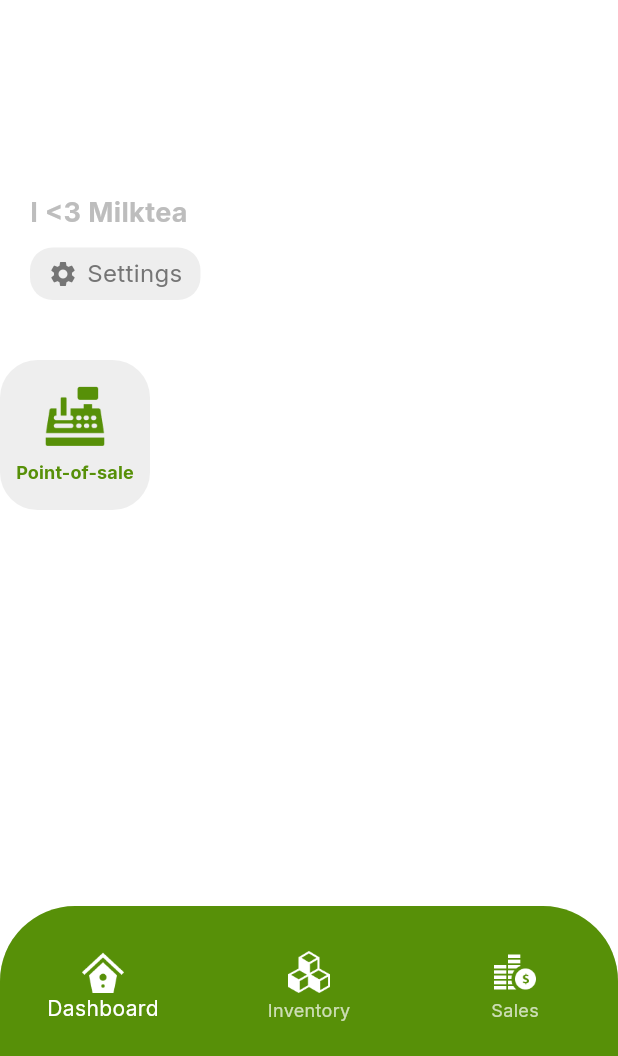
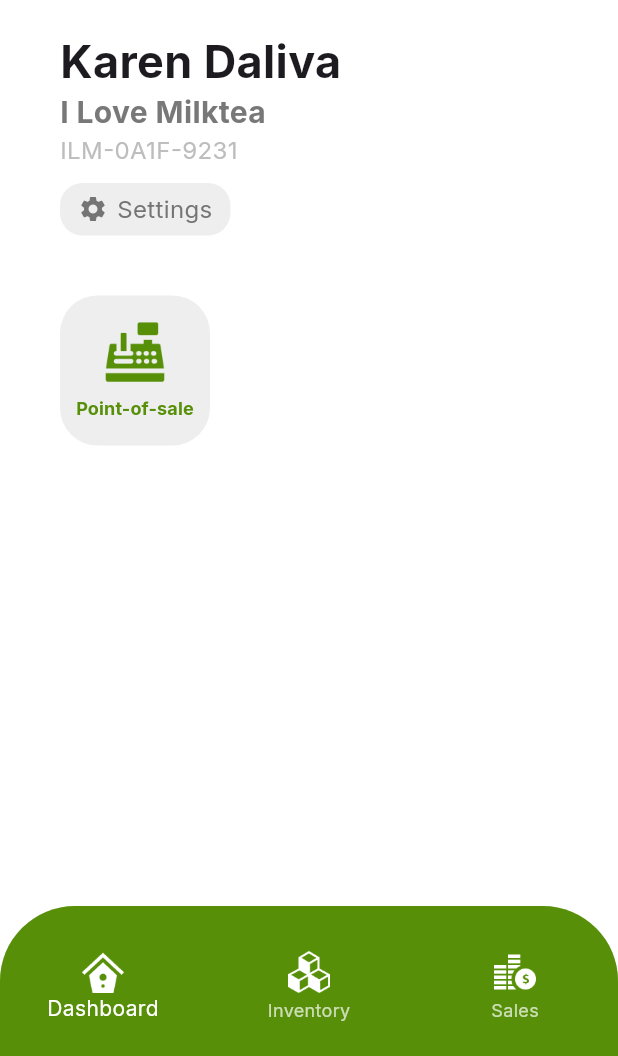
Before and after one commit to keanedalisay/cc206_benta, a Flutter app: the Dashboard screen opened by its route, on a phone screen of 412 x 824 dp, the part 180-1236 px from its top. Run offline on Flutter 3.47's test engine with Material 3 defaults, Android fonts, the phone set to English and light mode, and no system bars.

Commit message:
Refactor layout of text and buttons

```diff
--- a/lib/src/features/dashboard/dashboard.dart
+++ b/lib/src/features/dashboard/dashboard.dart
@@ -21,11 +21,11 @@ class _DashboardState extends State<Dashboard> {
   Widget build(BuildContext context) {
     return Scaffold(
       backgroundColor: Colors.white,
-      body: Column(
+      body: SingleChildScrollView(child: Column(
         crossAxisAlignment: CrossAxisAlignment.start,
         children: [
           Container(
-            padding: const EdgeInsets.symmetric(vertical: 40, horizontal: 20),
+            padding: const EdgeInsets.symmetric(vertical: 40, horizontal: 40),
             child: Column(
               crossAxisAlignment: CrossAxisAlignment.start,
               children: [
@@ -39,18 +39,17 @@ class _DashboardState extends State<Dashboard> {
                 const SizedBox(height: 20),
                 // Unique for every "Customer ex, Karen Daliva"
                 Container(
-                  width: 150,
-                  height: 20,
-                  margin: EdgeInsets.only(top: 89, left: 31),
+                  width: double.infinity,
+                  height: 40,
+                  margin: EdgeInsets.only(top: 0, left: 0),
                   child: Opacity(
-                    opacity: 0, // Hidden
+                    opacity: 1, // Hidden
                     child: Text(
                       'Karen Daliva',
                       style: TextStyle(
-                        fontSize: 24,
+                        fontSize: 30,
                         fontWeight: FontWeight.w700,
                         fontFamily: 'Inter',
-                        height: 29.05 / 24,
                         textBaseline: TextBaseline.alphabetic,
                       ),
                       textAlign: TextAlign.left,
@@ -58,11 +57,19 @@ class _DashboardState extends State<Dashboard> {
                   ),
                 ),
                 Text(
-                  'I <3 Milktea',
+                  'I Love Milktea',
                   style: TextStyle(
-                    fontSize: 18,
+                    fontSize: 20,
+                    color: Color(0xFF787878),
+                    fontWeight: FontWeight.bold,
+                    fontFamily: 'Inter',
+                  ),
+                ),
+                Text(
+                  'ILM-0A1F-9231',
+                  style: TextStyle(
+                    fontSize: 16,
                     color: Color(0xFFBDBDBD),
-                    fontWeight: FontWeight.bold,
                     fontFamily: 'Inter',
                   ),
                 ),
@@ -101,16 +108,18 @@ class _DashboardState extends State<Dashboard> {
               ],
             ),
           ),
-          DashboardFeatureButton(
-              featureName: 'Point-of-sale',
-              iconName: 'cash-register.png',
-              route: MaterialPageRoute(builder: (context) => PointOfSale())
-          ),
-          Expanded(
-            child: Container(),
-          ),
+          Container(
+              padding: const EdgeInsets.symmetric(vertical: 0, horizontal: 40),
+              child: Column(children: [
+                  DashboardFeatureButton(
+                      featureName: 'Point-of-sale',
+                      iconName: 'cash-register.png',
+                      route: MaterialPageRoute(builder: (context) => PointOfSale())
+                  )],
+              )
+          )
         ],
-      ),
+      )),
       bottomNavigationBar: Container(
         height: 100,
         child: ClipRRect(
```
